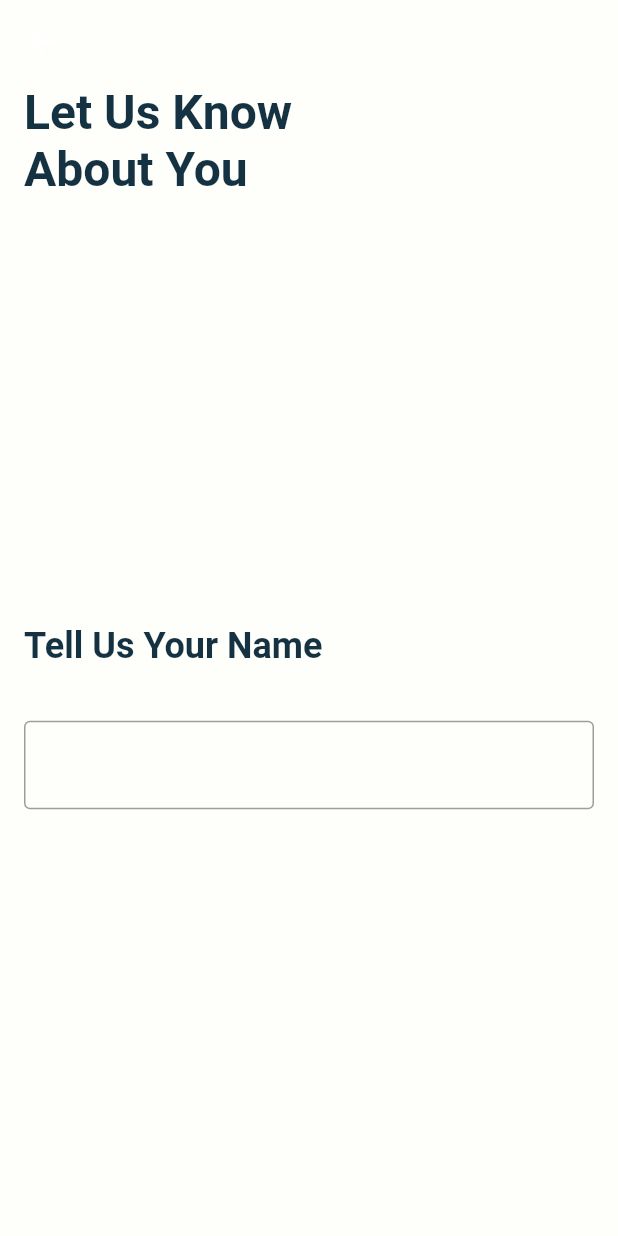
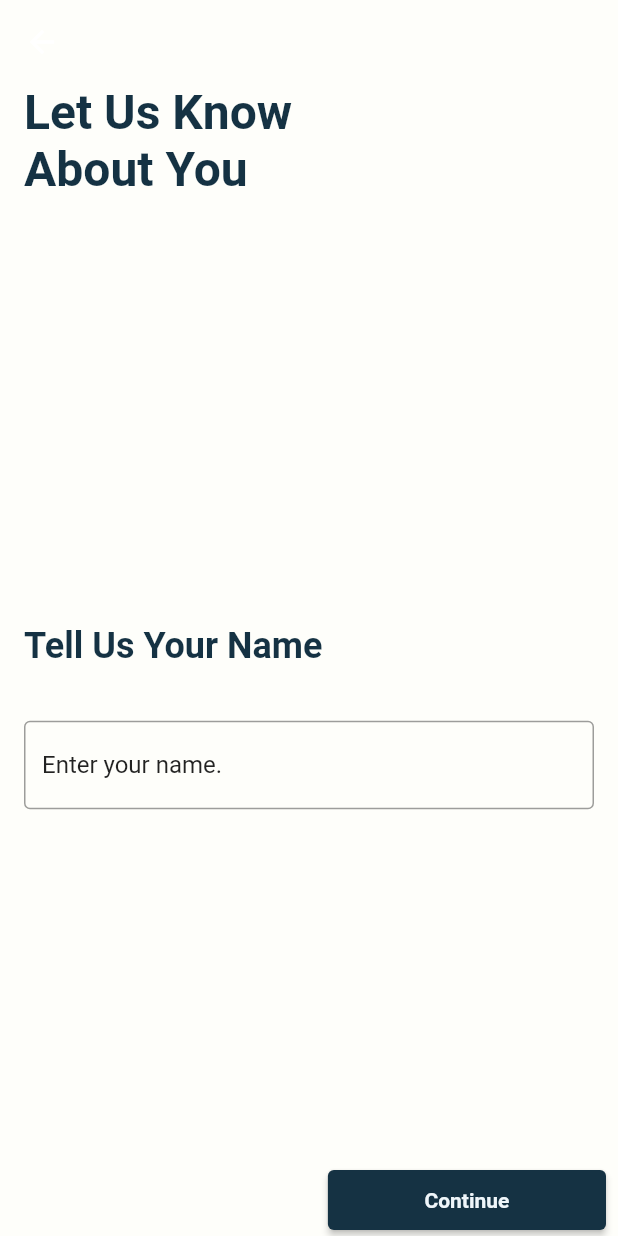
Before and after one commit to m-emrec/Chat, a Flutter app: the OnBoarding screen opened directly, on a phone screen of 412 x 824 dp. Run offline on Flutter 3.47's test engine with Material 2 defaults, Android fonts, the phone set to English and light mode, and no system bars; our stand-ins replace bloc, cloud_firestore, email_validator, equatable, firebase_auth, firebase_core and 4 more; accounts and stored records are empty.

Commit message:
First two page of OnBoarding done

```diff
--- a/lib/core/utils/Buttons/responsive_button.dart
+++ b/lib/core/utils/Buttons/responsive_button.dart
@@ -1,21 +1,26 @@
 // ignore_for_file: public_member_api_docs, sort_constructors_first
+import 'package:chat_app/core/extensions/context_extension.dart';
 import 'package:flutter/material.dart';
 
 import 'package:chat_app/core/utils/Buttons/button.dart';
 
 class ResponsiveButton extends CustomButton {
-  final Size screenSize;
+  final Size? screenSize;
+  final double? size;
+  final BuildContext context;
   const ResponsiveButton({
     super.key,
-    required this.screenSize,
+    this.screenSize,
     required super.onPressed,
     required super.child,
+    this.size,
+    required this.context,
   });
 
   @override
   ButtonStyle? get style => super.style!.copyWith(
         fixedSize: MaterialStatePropertyAll(
-          Size(screenSize.width * 0.9, 40),
+          Size(context.screenSize.width * (size ?? 0.9), 40),
         ),
       );
 }
--- a/lib/core/utils/text fields/text_field.dart
+++ b/lib/core/utils/text fields/text_field.dart
@@ -5,7 +5,6 @@ import 'package:chat_app/config/theme/theme.dart';
 import 'package:chat_app/core/extensions/empty_padding.dart';
 
 abstract class CustomTextField extends TextFormField {
-  // final FormFieldValidator<String>? validator;
   final String? hintText;
   final Widget? label;
   final String? labelText;
@@ -26,7 +25,8 @@ abstract class CustomTextField extends TextFormField {
   FormFieldBuilder<String> get builder => (_) {
         assert(
             label != null && labelText == null ||
-                label == null && labelText != null,
+                label == null && labelText != null ||
+                label == null && labelText == null,
             "You can't set label and labelText together.\nOne of them must be null");
         return Column(
           mainAxisSize: MainAxisSize.min,
--- a/lib/features/auth/presentation/pages/sign_in_page.dart
+++ b/lib/features/auth/presentation/pages/sign_in_page.dart
@@ -125,6 +125,7 @@ class _SignInPageState extends State<SignInPage> {
 
                   /// Sign In Button
                   ResponsiveButton(
+                    context: context,
                     screenSize: size,
                     onPressed: () {
                       if (_formKey.currentState!.validate()) {
--- a/lib/features/auth/presentation/pages/sign_up_page.dart
+++ b/lib/features/auth/presentation/pages/sign_up_page.dart
@@ -112,6 +112,7 @@ class _SignUpPageState extends State<SignUpPage> {
 
                   /// Sign Up Button
                   ResponsiveButton(
+                    context: context,
                     screenSize: size,
                     onPressed: () {
                       if (_formKey.currentState!.validate()) {
--- a/lib/features/auth/presentation/widgets/forget_password.dart
+++ b/lib/features/auth/presentation/widgets/forget_password.dart
@@ -134,6 +134,7 @@ class _ForgetPasswordState extends State<ForgetPassword>
 
               /// Button
               ResponsiveButton(
+                context: context,
                 screenSize: context.screenSize,
                 onPressed: () {
                   sl<AuthBloc>().add(
--- a/lib/features/onBoarding/presentation/pages/on_boarding_page.dart
+++ b/lib/features/onBoarding/presentation/pages/on_boarding_page.dart
@@ -1,9 +1,14 @@
+// ignore_for_file: public_member_api_docs, sort_constructors_first
+import 'package:flutter/material.dart';
+
 import 'package:chat_app/core/extensions/context_extension.dart';
 import 'package:chat_app/core/extensions/empty_padding.dart';
 import 'package:chat_app/core/utils/Buttons/responsive_button.dart';
+import 'package:chat_app/core/utils/Buttons/text_button.dart';
 import 'package:chat_app/core/utils/text%20fields/normal_text_field.dart';
 import 'package:chat_app/features/onBoarding/presentation/widgets/animated_title.dart';
-import 'package:flutter/material.dart';
+
+import '../widgets/input_fields.dart';
 
 class OnBoarding extends StatefulWidget {
   const OnBoarding({super.key});
@@ -13,68 +18,91 @@ class OnBoarding extends StatefulWidget {
 }
 
 class _OnBoardingState extends State<OnBoarding> {
-  late Size _size;
-  // @override
-  // void didChangeDependencies() {
-  //   _size = context.screenSize;
-  //   super.didChangeDependencies();
-  // }
-  @override
-  void initState() {
-    _size = context.screenSize;
-    super.initState();
+  final TextEditingController _nameController = TextEditingController();
+  final TextEditingController _phoneController = TextEditingController();
+  final TextEditingController _addressController = TextEditingController();
+  final PageController _pageController = PageController();
+  final Duration _duration = const Duration(milliseconds: 750);
+  final Curve _curve = Curves.easeInBack;
+  bool _isFirstPage = true;
+
+  changeIsFirstPage(bool newVal) {
+    setState(() {
+      _isFirstPage = newVal;
+    });
   }
+
+  final GlobalKey<FormState> _formKey = GlobalKey<FormState>();
 
   @override
   Widget build(BuildContext context) {
     return Scaffold(
-      // resizeToAvoidBottomInset: false,
-      // floatingActionButton: AnimatedFrame(
-      //   secondChild: ResponsiveButton(
-      //     screenSize: _size,
-      //     onPressed: () {},
-      //     child: const Text("Continue"),
-      //   ),
-      // ),
+      floatingActionButton: AnimatedFrame(
+        secondChild: Padding(
+          padding: const EdgeInsets.symmetric(horizontal: 8.0),
+          child: Row(
+            mainAxisAlignment: MainAxisAlignment.spaceBetween,
+            children: [
+              /// Back Button
+              Visibility(
+                visible: !_isFirstPage,
+                child: ButtonText(
+                  onTap: () => _pageController.previousPage(
+                    duration: _duration,
+                    curve: _curve,
+                  ),
+                  text: "Back",
+                  size: 0.45,
+                  height: 40,
+                ),
+              ),
+
+              /// Continue Button
+              ResponsiveButton(
+                size: 0.45,
+                context: context,
+                onPressed: () {
+                  if (_formKey.currentState!.validate()) {
+                    _pageController.nextPage(
+                      duration: const Duration(milliseconds: 750),
+                      curve: _curve,
+                    );
+                  }
+                },
+                child: const Text("Continue"),
+              ),
+            ],
+          ),
+        ),
+      ),
       floatingActionButtonLocation: FloatingActionButtonLocation.centerDocked,
       appBar: AppBar(),
       body: Padding(
         padding: const EdgeInsets.symmetric(horizontal: 16.0),
+        child: Form(
+          key: _formKey,
           child: Column(
             crossAxisAlignment: CrossAxisAlignment.start,
             children: [
-            /// Title
+              ///Main Title
               AnimatedFrame(
                 secondChild: Text(
                   "Let Us Know\nAbout You",
                   style: context.textHeme.titleLarge!.copyWith(fontSize: 32),
                 ),
               ),
-
-            Expanded(
-              child: AnimatedFrame(
-                secondChild: Column(
-                  mainAxisAlignment: MainAxisAlignment.center,
-                  crossAxisAlignment: CrossAxisAlignment.start,
-                  children: [
-                    Text(
-                      "Tell Us Your Name",
-                      style: context.textHeme.titleLarge,
-                    ),
-                    16.ph,
-                    NormalTextField(
-                      controller: TextEditingController(),
-                      labelText: "",
-                      validator: (value) =>
-                          value!.isEmpty ? "Please enter your name." : null,
+              InputFields(
+                pageController: _pageController,
+                nameController: _nameController,
+                addressController: _addressController,
+                phoneController: _phoneController,
+                changeIsFirstPage: changeIsFirstPage,
+                formKey: _formKey,
               ),
             ],
           ),
         ),
       ),
-          ],
-        ),
-      ),
     );
   }
 }
--- /dev/null
+++ b/lib/features/onBoarding/presentation/widgets/input_fields.dart
@@ -0,0 +1,143 @@
+// ignore_for_file: public_member_api_docs, sort_constructors_first
+import 'package:firebase_auth/firebase_auth.dart';
+import 'package:flutter/material.dart';
+
+import 'package:chat_app/core/extensions/context_extension.dart';
+import 'package:chat_app/core/extensions/empty_padding.dart';
+import 'package:chat_app/core/utils/Buttons/text_button.dart';
+
+import '../../../../core/utils/text fields/normal_text_field.dart';
+import '../../../../logger.dart';
+import 'animated_title.dart';
+
+class InputFields extends StatefulWidget {
+  final PageController pageController;
+  final TextEditingController nameController;
+  final TextEditingController phoneController;
+  final TextEditingController addressController;
+  final Function changeIsFirstPage;
+  final GlobalKey<FormState> formKey;
+  const InputFields({
+    Key? key,
+    required this.pageController,
+    required this.nameController,
+    required this.phoneController,
+    required this.addressController,
+    required this.changeIsFirstPage,
+    required this.formKey,
+  }) : super(key: key);
+
+  @override
+  State<InputFields> createState() => _InputFieldsState();
+}
+
+class _InputFieldsState extends State<InputFields> {
+  @override
+  void dispose() {
+    widget.addressController.dispose();
+    widget.nameController.dispose();
+    widget.phoneController.dispose();
+    widget.pageController.dispose();
+    super.dispose();
+  }
+
+  @override
+  Widget build(BuildContext context) {
+    return Expanded(
+      child: PageView(
+        scrollDirection: Axis.vertical,
+        physics: const NeverScrollableScrollPhysics(),
+        controller: widget.pageController,
+        onPageChanged: (page) {
+          /// if page index is equal to 0 set the [_isFirstPage] to true.
+          if (page == 0) {
+            widget.changeIsFirstPage(true);
+
+            /// if page index is not equal to 0 set the [_isFirstPage] to false.
+          } else {
+            widget.changeIsFirstPage(false);
+          }
+        },
+        children: [
+          /// 1 - Name
+          AnimatedFrame(
+            secondChild: Column(
+              mainAxisAlignment: MainAxisAlignment.center,
+              crossAxisAlignment: CrossAxisAlignment.start,
+              children: [
+                /// Title
+                Text(
+                  "Tell Us Your Name",
+                  style: context.textHeme.titleLarge,
+                ),
+
+                /// Spacing
+                32.ph,
+
+                /// TextField
+                NormalTextField(
+                  controller: widget.nameController,
+                  validator: (value) =>
+                      value!.isEmpty ? "Please enter your name." : null,
+                  hintText: "Enter your name.",
+                ),
+              ],
+            ),
+          ),
+
+          /// 2 - Phone Number
+          AnimatedFrame(
+            secondChild: Column(
+              mainAxisAlignment: MainAxisAlignment.center,
+              crossAxisAlignment: CrossAxisAlignment.start,
+              children: [
+                /// title
+                Text(
+                  "Your Phone Number",
+                  style: context.textHeme.titleLarge,
+                ),
+
+                /// Spacing
+                32.ph,
+
+                /// TextField
+                NormalTextField(
+                  controller: widget.phoneController,
+                  validator: (value) =>
+                      value!.isEmpty ? "Please enter a valid number." : null,
+                  hintText: "Phone",
+                ),
+                8.ph,
+                Align(
+                  alignment: Alignment.centerRight,
+                  child: ButtonText(
+                    onTap: () {
+                      if (widget.formKey.currentState!.validate()) {
+                        ///
+                        FirebaseAuth.instance.verifyPhoneNumber(
+                            phoneNumber: widget.phoneController.text,
+                            verificationCompleted: (_) {},
+                            verificationFailed: (e) {
+                              logger.e(e.message);
+                            },
+                            codeSent: (a, b) {
+                              logger.i(a);
+                              logger.i(b);
+                            },
+                            codeAutoRetrievalTimeout: (_) {});
+                      }
+                    },
+                    text: "Skip for now.",
+                    size: 0.3,
+                  ),
+                )
+              ],
+            ),
+          ),
+
+          ///
+        ],
+      ),
+    );
+  }
+}
```
Also changed, not shown: lib/core/utils/Buttons/text_button.dart (+19 -6 lines). Lines whose indentation alone changed are shown as unchanged.
